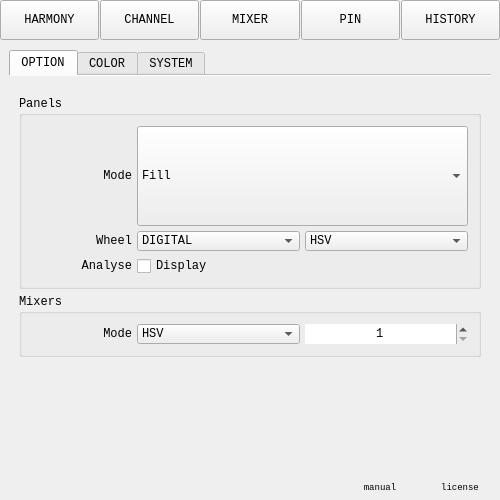
Old version of the form pigment_o/pigment_o_settings.ui in the repository EyeOdin/Pigment.O.
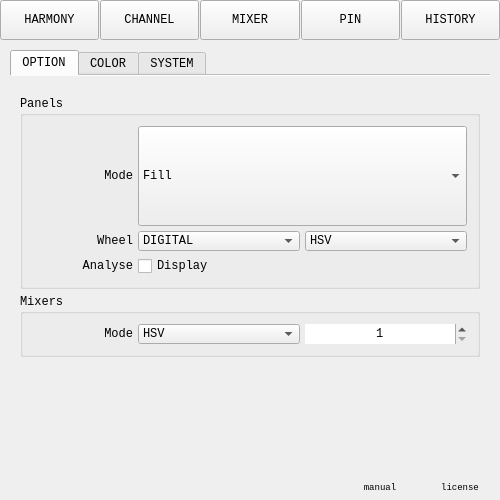
New version of the form.

The edit to the form file:
```diff
--- a/pigment_o/pigment_o_settings.ui
+++ b/pigment_o/pigment_o_settings.ui
@@ -218,13 +218,19 @@
      </property>
      <layout class="QVBoxLayout" name="settings_layout">
       <property name="spacing">
-       <number>5</number>
+       <number>0</number>
+      </property>
+      <property name="leftMargin">
+       <number>10</number>
       </property>
       <property name="topMargin">
        <number>10</number>
       </property>
+      <property name="rightMargin">
+       <number>10</number>
+      </property>
       <property name="bottomMargin">
-       <number>5</number>
+       <number>0</number>
       </property>
       <item>
        <widget class="QTabWidget" name="tab_widget">
@@ -291,8 +297,8 @@
               <rect>
                <x>0</x>
                <y>0</y>
-               <width>482</width>
-               <height>402</height>
+               <width>480</width>
+               <height>407</height>
               </rect>
              </property>
              <layout class="QVBoxLayout" name="scroll_area_contents_option_layout">
```
Left out of the diff: 6 changed lines with no effect on the pictures.
